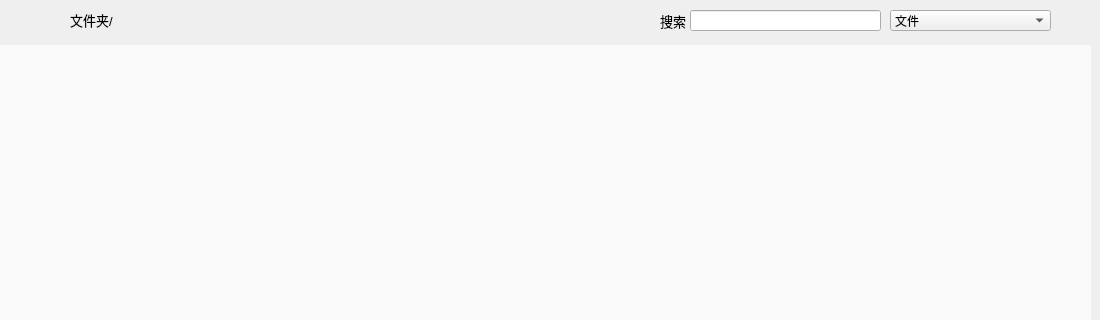
NWYLZW/right-click-helper, file src/rightClickHelper/view/management/index.ui: the form before one commit; both pictures show x 0 to 1100 and y 0 to 320 of the 1100 by 649 pixel window.
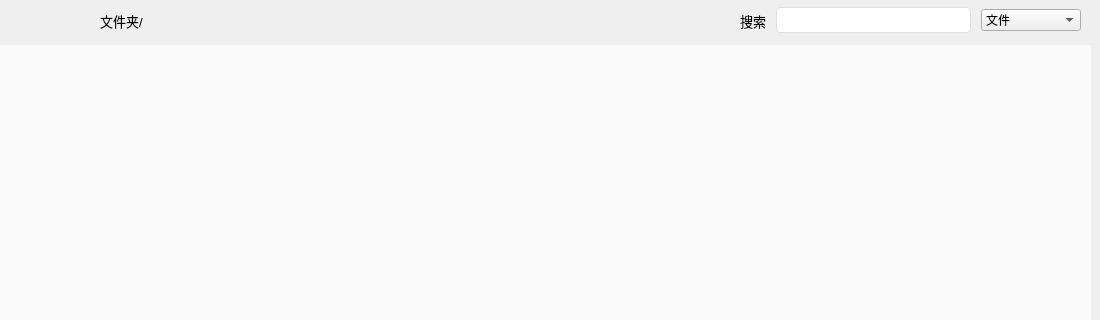
The form after the commit. Icons and pictures are not drawn.

Diff of the .ui file:
```diff
--- a/src/rightClickHelper/view/management/index.ui
+++ b/src/rightClickHelper/view/management/index.ui
@@ -88,27 +88,165 @@
 #upPackage:hover {
 	border: none;
 	border-image: url(:/ico/image/common-icon/back-ed.png);
+}
+
+#refresh {
+	border: none;
+	border-image: url(:/ico/image/common-icon/refresh.png);
+}
+#refresh:hover {
+	border: none;
+	border-image: url(:/ico/image/common-icon/refresh-ed.png);
+}
+
+#more {
+	border: none;
+	border-image: url(:/ico/image/common-icon/more.png);
+}
+#more:hover {
+	border: none;
+	border-image: url(:/ico/image/common-icon/more-ed.png);
+}
+
+QLineEdit {
+	padding-left: 8px;
+	padding-top: 4px; padding-bottom: 4px;
+
+	border-radius: 4px;
+	border: 1px solid rgb(220, 223, 230);
+}
+QLineEdit:focus {
+	border: 1px solid rgb(64, 158, 255);
 }</string>
       </property>
-      <widget class="QLineEdit" name="searchInput">
+      <widget class="QWidget" name="horizontalLayoutWidget">
        <property name="geometry">
         <rect>
-         <x>690</x>
-         <y>10</y>
-         <width>191</width>
-         <height>21</height>
+         <x>0</x>
+         <y>0</y>
+         <width>1091</width>
+         <height>41</height>
         </rect>
        </property>
-      </widget>
+       <layout class="QHBoxLayout" name="headHL">
+        <property name="spacing">
+         <number>10</number>
+        </property>
+        <property name="leftMargin">
+         <number>10</number>
+        </property>
+        <property name="rightMargin">
+         <number>10</number>
+        </property>
+        <item>
+         <widget class="QPushButton" name="home">
+          <property name="minimumSize">
+           <size>
+            <width>20</width>
+            <height>20</height>
+           </size>
+          </property>
+          <property name="maximumSize">
+           <size>
+            <width>20</width>
+            <height>20</height>
+           </size>
+          </property>
+          <property name="cursor">
+           <cursorShape>PointingHandCursor</cursorShape>
+          </property>
+          <property name="text">
+           <string/>
+          </property>
+         </widget>
+        </item>
+        <item>
+         <widget class="QPushButton" name="upPackage">
+          <property name="minimumSize">
+           <size>
+            <width>20</width>
+            <height>20</height>
+           </size>
+          </property>
+          <property name="maximumSize">
+           <size>
+            <width>20</width>
+            <height>20</height>
+           </size>
+          </property>
+          <property name="cursor">
+           <cursorShape>PointingHandCursor</cursorShape>
+          </property>
+          <property name="text">
+           <string/>
+          </property>
+         </widget>
+        </item>
+        <item>
+         <widget class="QPushButton" name="refresh">
+          <property name="minimumSize">
+           <size>
+            <width>20</width>
+            <height>20</height>
+           </size>
+          </property>
+          <property name="maximumSize">
+           <size>
+            <width>20</width>
+            <height>20</height>
+           </size>
+          </property>
+          <property name="cursor">
+           <cursorShape>PointingHandCursor</cursorShape>
+          </property>
+          <property name="text">
+           <string/>
+          </property>
+         </widget>
+        </item>
+        <item>
+         <widget class="QLabel" name="currentRegPath">
+          <property name="minimumSize">
+           <size>
+            <width>600</width>
+            <height>0</height>
+           </size>
+          </property>
+          <property name="font">
+           <font>
+            <family>Microsoft YaHei UI</family>
+            <pointsize>10</pointsize>
+           </font>
+          </property>
+          <property name="text">
+           <string>文件夹/</string>
+          </property>
+         </widget>
+        </item>
+        <item>
+         <widget class="QPushButton" name="more">
+          <property name="minimumSize">
+           <size>
+            <width>20</width>
+            <height>20</height>
+           </size>
+          </property>
+          <property name="maximumSize">
+           <size>
+            <width>20</width>
+            <height>20</height>
+           </size>
+          </property>
+          <property name="cursor">
+           <cursorShape>PointingHandCursor</cursorShape>
+          </property>
+          <property name="text">
+           <string/>
+          </property>
+         </widget>
+        </item>
+        <item>
       <widget class="QLabel" name="searchLabel">
-       <property name="geometry">
-        <rect>
-         <x>660</x>
-         <y>10</y>
-         <width>31</width>
-         <height>21</height>
-        </rect>
-       </property>
        <property name="font">
         <font>
          <family>Microsoft JhengHei UI</family>
@@ -119,14 +257,17 @@
         <string>搜索</string>
        </property>
       </widget>
+        </item>
+        <item>
+         <widget class="QLineEdit" name="searchInput"/>
+        </item>
+        <item>
       <widget class="QComboBox" name="selKind">
-       <property name="geometry">
-        <rect>
-         <x>890</x>
-         <y>10</y>
-         <width>161</width>
-         <height>21</height>
-        </rect>
+          <property name="minimumSize">
+           <size>
+            <width>100</width>
+            <height>0</height>
+           </size>
        </property>
        <item>
         <property name="text">
@@ -154,56 +295,8 @@
         </property>
        </item>
       </widget>
-      <widget class="QLabel" name="currentRegPath">
-       <property name="geometry">
-        <rect>
-         <x>70</x>
-         <y>10</y>
-         <width>581</width>
-         <height>20</height>
-        </rect>
-       </property>
-       <property name="font">
-        <font>
-         <family>Microsoft YaHei UI</family>
-         <pointsize>10</pointsize>
-        </font>
-       </property>
-       <property name="text">
-        <string>文件夹/</string>
-       </property>
-      </widget>
-      <widget class="QPushButton" name="home">
-       <property name="geometry">
-        <rect>
-         <x>10</x>
-         <y>10</y>
-         <width>20</width>
-         <height>20</height>
-        </rect>
-       </property>
-       <property name="cursor">
-        <cursorShape>PointingHandCursor</cursorShape>
-       </property>
-       <property name="text">
-        <string/>
-       </property>
-      </widget>
-      <widget class="QPushButton" name="upPackage">
-       <property name="geometry">
-        <rect>
-         <x>40</x>
-         <y>10</y>
-         <width>20</width>
-         <height>20</height>
-        </rect>
-       </property>
-       <property name="cursor">
-        <cursorShape>PointingHandCursor</cursorShape>
-       </property>
-       <property name="text">
-        <string/>
-       </property>
+        </item>
+       </layout>
       </widget>
      </widget>
     </item>
```
Lines whose indentation alone changed are shown as unchanged.
